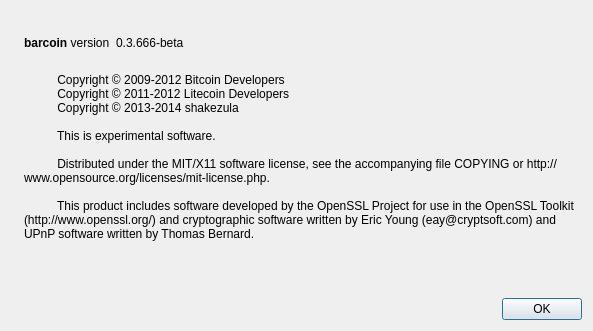
KM199/Kcoin, file src/qt/forms/aboutdialog.ui: the form before one commit.
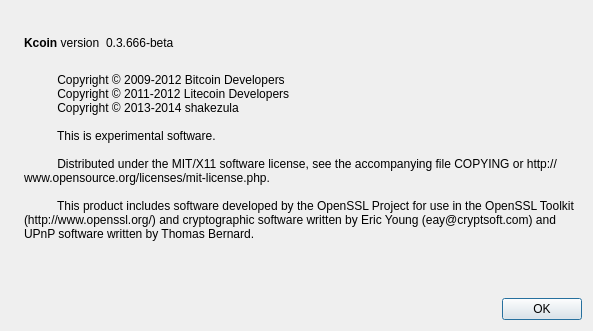
The form after the commit. Icons and pictures are not drawn.

```diff
--- a/src/qt/forms/aboutdialog.ui
+++ b/src/qt/forms/aboutdialog.ui
@@ -50,7 +50,7 @@
           <cursorShape>IBeamCursor</cursorShape>
          </property>
          <property name="text">
-          <string>&lt;b&gt;barcoin&lt;/b&gt; version</string>
+          <string>&lt;b&gt;Kcoin&lt;/b&gt; version</string>
          </property>
          <property name="textInteractionFlags">
           <set>Qt::LinksAccessibleByMouse|Qt::TextSelectableByKeyboard|Qt::TextSelectableByMouse</set>
```
Left out of the diff: 2 changed lines with no effect on the pictures.
